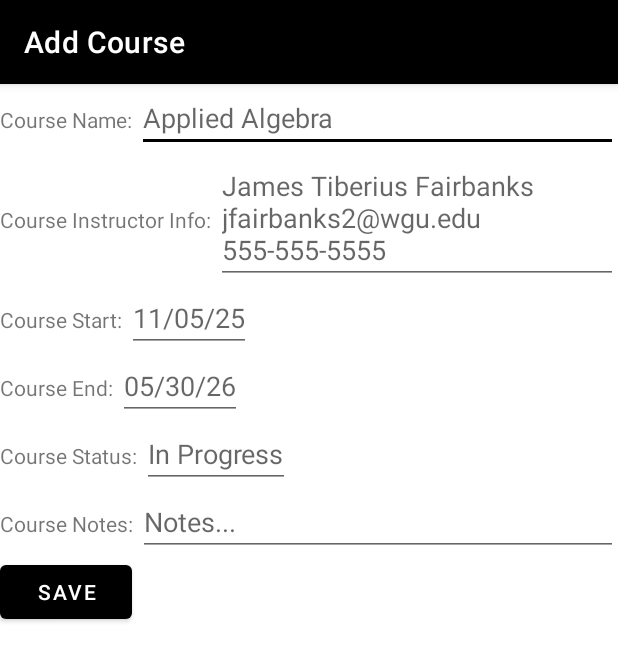
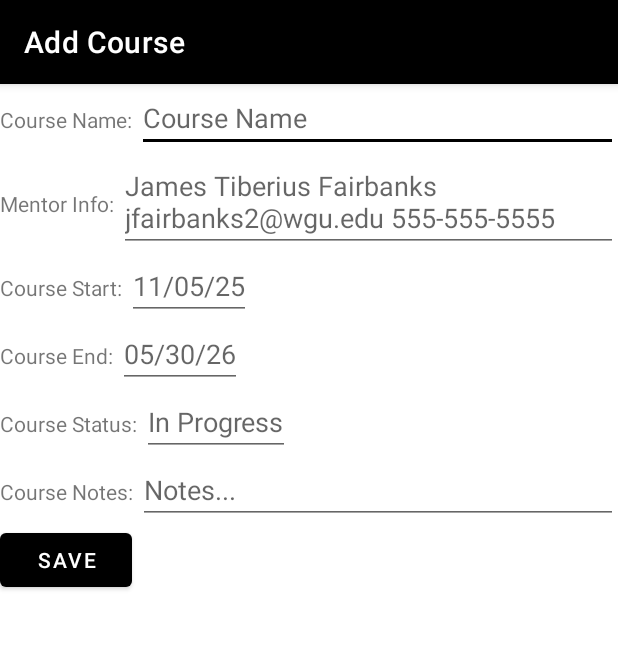
Before and after one commit to Parrotastic/LevelUp_Gaming_College_Scheduler, an Android app: the CourseAdd screen opened directly, with no data from a screen before it, on a phone screen of 412 x 824 dp. Shown: the top 661 px of the screen. Run offline under Robolectric (Android 15) with nearby library versions, the light colour scheme and no system bars; our stand-ins replace Room's generated code.

Commit message:
Updated Course Instructor in various course* classes to Mentor.

```diff
--- a/app/src/main/java/com/lukavalentine/databaseapp/Database/Repository.java
+++ b/app/src/main/java/com/lukavalentine/databaseapp/Database/Repository.java
@@ -14,6 +14,8 @@
 import java.util.concurrent.Executors;
 
 public class Repository {
+
+    //Add userdata to the repo
 
 
 
--- a/app/src/main/res/layout-land/activity_add_course.xml
+++ b/app/src/main/res/layout-land/activity_add_course.xml
@@ -38,7 +38,7 @@
                     android:id="@+id/courseAddName"
                     android:layout_width="match_parent"
                     android:layout_height="wrap_content"
-                    android:hint="Applied Algebra"/>
+                    android:hint="Course Name"/>
 
             </LinearLayout>
             <LinearLayout
@@ -48,7 +48,7 @@
                 <TextView
                     android:layout_width="wrap_content"
                     android:layout_height="wrap_content"
-                    android:text="Course Instructor Info: "/>
+                    android:text="Mentor Info: "/>
                 <EditText
                     android:id="@+id/courseAddInstructor"
                     android:layout_width="match_parent"
--- a/app/src/main/res/layout-land/activity_course_detail.xml
+++ b/app/src/main/res/layout-land/activity_course_detail.xml
@@ -44,7 +44,7 @@
                 <TextView
                     android:layout_width="wrap_content"
                     android:layout_height="wrap_content"
-                    android:text="Course Instructor Info: "/>
+                    android:text="Mentor Info: "/>
 
                 <EditText
                     android:id="@+id/courseEditInstructor"
--- a/app/src/main/res/layout/activity_add_course.xml
+++ b/app/src/main/res/layout/activity_add_course.xml
@@ -38,7 +38,7 @@
                     android:id="@+id/courseAddName"
                     android:layout_width="match_parent"
                     android:layout_height="wrap_content"
-                    android:hint="Applied Algebra"/>
+                    android:hint="Course Name"/>
 
             </LinearLayout>
             <LinearLayout
@@ -48,7 +48,7 @@
                 <TextView
                     android:layout_width="wrap_content"
                     android:layout_height="wrap_content"
-                    android:text="Course Instructor Info: "/>
+                    android:text="Mentor Info: "/>
                 <EditText
                     android:id="@+id/courseAddInstructor"
                     android:layout_width="match_parent"
--- a/app/src/main/res/layout/activity_course_detail.xml
+++ b/app/src/main/res/layout/activity_course_detail.xml
@@ -44,7 +44,7 @@
                 <TextView
                     android:layout_width="wrap_content"
                     android:layout_height="wrap_content"
-                    android:text="Course Instructor Info: "/>
+                    android:text="Mentor Info: "/>
 
                 <EditText
                     android:id="@+id/courseEditInstructor"
--- a/app/src/main/res/layout/user_login_screen.xml
+++ b/app/src/main/res/layout/user_login_screen.xml
@@ -53,7 +53,9 @@
         android:layout_centerHorizontal="true"
         android:layout_marginBottom="168dp"
         android:text="Login"
+        android:onClick="verifyLogin"
         android:backgroundTint="@color/black"
+
         />
 
 
```
Also changed, not shown: app/src/main/java/com/lukavalentine/databaseapp/DAO/CourseDAO.java (+7 -0 lines), app/src/main/java/com/lukavalentine/databaseapp/UI/CourseAdapter.java (+1 -42 lines), app/src/main/java/com/lukavalentine/databaseapp/UI/TermEdit.java (+9 -5 lines), app/src/main/java/com/lukavalentine/databaseapp/UI/UserLogin.java (+7 -0 lines).
